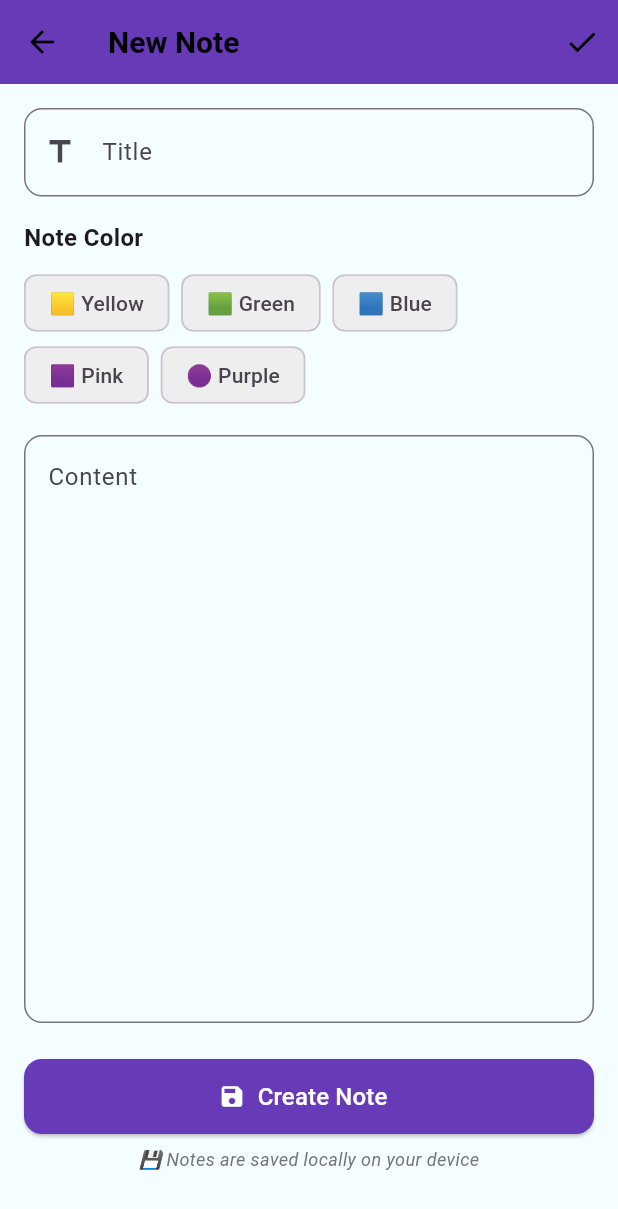
After one commit to Aqilah87/MyDiary_CSC660Indv, a Flutter app: the NotesPage screen opened directly, after a tap on the "search" icon, after a tap on the "add" icon, on a phone screen of 412 x 824 dp. The commit adds this screen. Shown: the top 1209 px of the screen. Run offline on Flutter 3.47's test engine with Material 3 defaults, Android fonts, the phone set to English and light mode, and no system bars; our stand-ins replace connectivity_plus, hive, hive_flutter, image_picker, local_auth, permission_handler and 2 more; accounts and stored records are empty.

Commit message:
add note feature

```diff
--- a/lib/main.dart
+++ b/lib/main.dart
@@ -6,6 +6,8 @@ import 'lock_screen.dart';
 import 'pages/home_page.dart';
 import 'pages/onboard_page.dart';
 import 'models/diary_entry.dart';
+import 'models/note.dart';
+import 'services/note_service.dart';
 
 final ValueNotifier<ThemeMode> themeNotifier = ValueNotifier(ThemeMode.light);
 
@@ -15,6 +17,8 @@ void main() async {
   await Hive.initFlutter();
   Hive.registerAdapter(DiaryEntryAdapter());
   await Hive.openBox<DiaryEntry>('diary');
+  Hive.registerAdapter(NoteAdapter());
+  await NoteService.init();
 
   final prefs = await SharedPreferences.getInstance();
   final isDark = prefs.getBool('is_dark_mode') ?? false;
--- /dev/null
+++ b/lib/models/note.dart
@@ -0,0 +1,52 @@
+import 'package:hive/hive.dart';
+
+part 'note.g.dart';
+
+@HiveType(typeId: 2) // DiaryEntry is typeId: 1
+class Note extends HiveObject {
+  @HiveField(0)
+  late String id;
+
+  @HiveField(1)
+  late String title;
+
+  @HiveField(2)
+  late String content;
+
+  @HiveField(3)
+  late DateTime createdDate;
+
+  @HiveField(4)
+  late DateTime lastModifiedDate;
+
+  @HiveField(5)
+  String? color; // Optional: for colored notes
+
+  Note({
+    required this.id,
+    required this.title,
+    required this.content,
+    required this.createdDate,
+    required this.lastModifiedDate,
+    this.color,
+  });
+
+  // Create a copy with updated fields
+  Note copyWith({
+    String? id,
+    String? title,
+    String? content,
+    DateTime? createdDate,
+    DateTime? lastModifiedDate,
+    String? color,
+  }) {
+    return Note(
+      id: id ?? this.id,
+      title: title ?? this.title,
+      content: content ?? this.content,
+      createdDate: createdDate ?? this.createdDate,
+      lastModifiedDate: lastModifiedDate ?? this.lastModifiedDate,
+      color: color ?? this.color,
+    );
+  }
+}
--- /dev/null
+++ b/lib/pages/note_form_page.dart
@@ -0,0 +1,261 @@
+import 'package:flutter/material.dart';
+import '../models/note.dart';
+import '../services/note_service.dart';
+
+class NoteFormPage extends StatefulWidget {
+  final Note? note;
+
+  NoteFormPage({this.note});
+
+  @override
+  _NoteFormPageState createState() => _NoteFormPageState();
+}
+
+class _NoteFormPageState extends State<NoteFormPage> {
+  final _titleController = TextEditingController();
+  final _contentController = TextEditingController();
+  String? _selectedColor;
+
+  final List<Map<String, dynamic>> _colors = [
+    {'name': 'yellow', 'color': Colors.yellow.shade100, 'label': '🟨 Yellow'},
+    {'name': 'green', 'color': Colors.green.shade100, 'label': '🟩 Green'},
+    {'name': 'blue', 'color': Colors.blue.shade100, 'label': '🟦 Blue'},
+    {'name': 'pink', 'color': Colors.pink.shade100, 'label': '🟪 Pink'},
+    {'name': 'purple', 'color': Colors.purple.shade100, 'label': '🟣 Purple'},
+  ];
+
+  @override
+  void initState() {
+    super.initState();
+    if (widget.note != null) {
+      _titleController.text = widget.note!.title;
+      _contentController.text = widget.note!.content;
+      _selectedColor = widget.note!.color;
+    }
+  }
+
+  Future<void> _saveNote() async {
+    final title = _titleController.text.trim();
+    final content = _contentController.text.trim();
+
+    if (title.isEmpty) {
+      ScaffoldMessenger.of(context).showSnackBar(
+        SnackBar(
+          content: Text('Please enter a title'),
+          backgroundColor: Colors.orange,
+        ),
+      );
+      return;
+    }
+
+    if (content.isEmpty) {
+      ScaffoldMessenger.of(context).showSnackBar(
+        SnackBar(
+          content: Text('Please enter some content'),
+          backgroundColor: Colors.orange,
+        ),
+      );
+      return;
+    }
+
+    if (widget.note == null) {
+      // Create new note
+      final newNote = Note(
+        id: DateTime.now().millisecondsSinceEpoch.toString(),
+        title: title,
+        content: content,
+        createdDate: DateTime.now(),
+        lastModifiedDate: DateTime.now(),
+        color: _selectedColor,
+      );
+      await NoteService.addNote(newNote);
+
+      ScaffoldMessenger.of(context).showSnackBar(
+        SnackBar(
+          content: Text('✅ Note created!'),
+          backgroundColor: Colors.green,
+        ),
+      );
+    } else {
+      // Update existing note
+      final updatedNote = widget.note!.copyWith(
+        title: title,
+        content: content,
+        color: _selectedColor,
+        lastModifiedDate: DateTime.now(),
+      );
+      await NoteService.updateNote(updatedNote);
+
+      ScaffoldMessenger.of(context).showSnackBar(
+        SnackBar(
+          content: Text('✅ Note updated!'),
+          backgroundColor: Colors.green,
+        ),
+      );
+    }
+
+    Navigator.pop(context, true);
+  }
+
+  Future<bool> _onWillPop() async {
+    final title = _titleController.text.trim();
+    final content = _contentController.text.trim();
+
+    if (title.isNotEmpty || content.isNotEmpty) {
+      final leave = await showDialog<bool>(
+        context: context,
+        builder: (_) => AlertDialog(
+          title: Text('Discard Changes?'),
+          content: Text('You have unsaved changes. Do you want to leave without saving?'),
+          actions: [
+            TextButton(
+              child: Text('Stay'),
+              onPressed: () => Navigator.pop(context, false),
+            ),
+            ElevatedButton(
+              child: Text('Discard'),
+              onPressed: () => Navigator.pop(context, true),
+              style: ElevatedButton.styleFrom(
+                backgroundColor: Colors.red,
+              ),
+            ),
+          ],
+        ),
+      );
+      return leave ?? false;
+    }
+    return true;
+  }
+
+  @override
+  void dispose() {
+    _titleController.dispose();
+    _contentController.dispose();
+    super.dispose();
+  }
+
+  @override
+  Widget build(BuildContext context) {
+    return WillPopScope(
+      onWillPop: _onWillPop,
+      child: Scaffold(
+        appBar: AppBar(
+          title: Text(widget.note == null ? 'New Note' : 'Edit Note'),
+          backgroundColor: Colors.deepPurple,
+          actions: [
+            IconButton(
+              icon: Icon(Icons.check),
+              onPressed: _saveNote,
+              tooltip: 'Save',
+            ),
+          ],
+        ),
+        body: SingleChildScrollView(
+          padding: EdgeInsets.all(16),
+          child: Column(
+            crossAxisAlignment: CrossAxisAlignment.start,
+            children: [
+              // Title field
+              TextField(
+                controller: _titleController,
+                decoration: InputDecoration(
+                  labelText: 'Title',
+                  hintText: 'Enter note title',
+                  border: OutlineInputBorder(
+                    borderRadius: BorderRadius.circular(12),
+                  ),
+                  prefixIcon: Icon(Icons.title),
+                ),
+                style: TextStyle(
+                  fontSize: 18,
+                  fontWeight: FontWeight.bold,
+                ),
+              ),
+
+              SizedBox(height: 16),
+
+              // Color selector
+              Text(
+                'Note Color',
+                style: TextStyle(
+                  fontSize: 16,
+                  fontWeight: FontWeight.bold,
+                ),
+              ),
+              SizedBox(height: 8),
+              Wrap(
+                spacing: 8,
+                children: _colors.map((colorData) {
+                  final isSelected = colorData['name'] == _selectedColor;
+                  return ChoiceChip(
+                    label: Text(colorData['label']),
+                    selected: isSelected,
+                    onSelected: (selected) {
+                      setState(() {
+                        _selectedColor = selected ? colorData['name'] : null;
+                      });
+                    },
+                    selectedColor: colorData['color'],
+                    backgroundColor: Colors.grey.shade200,
+                  );
+                }).toList(),
+              ),
+
+              SizedBox(height: 16),
+
+              // Content field
+              TextField(
+                controller: _contentController,
+                maxLines: 15,
+                decoration: InputDecoration(
+                  labelText: 'Content',
+                  hintText: 'Write your note here...',
+                  border: OutlineInputBorder(
+                    borderRadius: BorderRadius.circular(12),
+                  ),
+                  alignLabelWithHint: true,
+                ),
+              ),
+
+              SizedBox(height: 24),
+
+              // Save button
+              SizedBox(
+                width: double.infinity,
+                height: 50,
+                child: ElevatedButton.icon(
+                  icon: Icon(Icons.save),
+                  label: Text(
+                    widget.note == null ? 'Create Note' : 'Update Note',
+                    style: TextStyle(fontSize: 16),
+                  ),
+                  onPressed: _saveNote,
+                  style: ElevatedButton.styleFrom(
+                    backgroundColor: Colors.deepPurple,
+                    shape: RoundedRectangleBorder(
+                      borderRadius: BorderRadius.circular(12),
+                    ),
+                  ),
+                ),
+              ),
+
+              SizedBox(height: 8),
+
+              // Info text
+              Center(
+                child: Text(
+                  '💾 Notes are saved locally on your device',
+                  style: TextStyle(
+                    fontSize: 12,
+                    color: Colors.grey.shade600,
+                    fontStyle: FontStyle.italic,
+                  ),
+                ),
+              ),
+            ],
+          ),
+        ),
+      ),
+    );
+  }
+}
--- /dev/null
+++ b/lib/pages/notes_page.dart
@@ -0,0 +1,287 @@
+import 'package:flutter/material.dart';
+import '../models/note.dart';
+import '../services/note_service.dart';
+import 'note_form_page.dart';
+
+class NotesPage extends StatefulWidget {
+  @override
+  _NotesPageState createState() => _NotesPageState();
+}
+
+class _NotesPageState extends State<NotesPage> {
+  List<Note> _notes = [];
+  List<Note> _filteredNotes = [];
+  final _searchController = TextEditingController();
+  bool _isSearching = false;
+
+  @override
+  void initState() {
+    super.initState();
+    _loadNotes();
+  }
+
+  void _loadNotes() {
+    setState(() {
+      _notes = NoteService.getNotesSortedByDate();
+      _filteredNotes = _notes;
+    });
+  }
+
+  void _searchNotes(String query) {
+    setState(() {
+      if (query.isEmpty) {
+        _filteredNotes = _notes;
+      } else {
+        _filteredNotes = NoteService.searchNotes(query);
+      }
+    });
+  }
+
+  void _addNote() async {
+    final result = await Navigator.push(
+      context,
+      MaterialPageRoute(builder: (_) => NoteFormPage()),
+    );
+
+    if (result == true) {
+      _loadNotes();
+    }
+  }
+
+  void _editNote(Note note) async {
+    final result = await Navigator.push(
+      context,
+      MaterialPageRoute(
+        builder: (_) => NoteFormPage(note: note),
+      ),
+    );
+
+    if (result == true) {
+      _loadNotes();
+    }
+  }
+
+  void _deleteNote(Note note) async {
+    final confirm = await showDialog<bool>(
+      context: context,
+      builder: (_) => AlertDialog(
+        title: Text('Delete Note?'),
+        content: Text('Are you sure you want to delete "${note.title}"?'),
+        actions: [
+          TextButton(
+            child: Text('Cancel'),
+            onPressed: () => Navigator.pop(context, false),
+          ),
+          ElevatedButton(
+            child: Text('Delete'),
+            onPressed: () => Navigator.pop(context, true),
+            style: ElevatedButton.styleFrom(
+              backgroundColor: Colors.red,
+            ),
+          ),
+        ],
+      ),
+    );
+
+    if (confirm == true) {
+      await NoteService.deleteNote(note.id);
+      _loadNotes();
+
+      ScaffoldMessenger.of(context).showSnackBar(
+        SnackBar(
+          content: Text('Note deleted'),
+          backgroundColor: Colors.red,
+        ),
+      );
+    }
+  }
+
+  String _formatDate(DateTime date) {
+    final now = DateTime.now();
+    final today = DateTime(now.year, now.month, now.day);
+    final yesterday = today.subtract(Duration(days: 1));
+    final noteDate = DateTime(date.year, date.month, date.day);
+
+    if (noteDate == today) {
+      return 'Today, ${date.hour}:${date.minute.toString().padLeft(2, '0')}';
+    } else if (noteDate == yesterday) {
+      return 'Yesterday, ${date.hour}:${date.minute.toString().padLeft(2, '0')}';
+    } else {
+      return '${date.day}/${date.month}/${date.year}';
+    }
+  }
+
+  Color _getNoteColor(String? colorName) {
+    switch (colorName) {
+      case 'yellow':
+        return Colors.yellow.shade100;
+      case 'green':
+        return Colors.green.shade100;
+      case 'blue':
+        return Colors.blue.shade100;
+      case 'pink':
+        return Colors.pink.shade100;
+      case 'purple':
+        return Colors.purple.shade100;
+      default:
+        return Colors.amber.shade50;
+    }
+  }
+
+  @override
+  void dispose() {
+    _searchController.dispose();
+    super.dispose();
+  }
+
+  @override
+  Widget build(BuildContext context) {
+    return Scaffold(
+      appBar: AppBar(
+        title: _isSearching
+            ? TextField(
+                controller: _searchController,
+                autofocus: true,
+                decoration: InputDecoration(
+                  hintText: 'Search notes...',
+                  border: InputBorder.none,
+                  hintStyle: TextStyle(color: Colors.white70),
+                ),
+                style: TextStyle(color: Colors.white),
+                onChanged: _searchNotes,
+              )
+            : Text('Notes'),
+        backgroundColor: Colors.deepPurple,
+        actions: [
+          IconButton(
+            icon: Icon(_isSearching ? Icons.close : Icons.search),
+            onPressed: () {
+              setState(() {
+                _isSearching = !_isSearching;
+                if (!_isSearching) {
+                  _searchController.clear();
+                  _filteredNotes = _notes;
+                }
+              });
+            },
+          ),
+        ],
+      ),
+      body: _filteredNotes.isEmpty
+          ? Center(
+              child: Column(
+                mainAxisAlignment: MainAxisAlignment.center,
+                children: [
+                  Icon(
+                    Icons.note_add,
+                    size: 100,
+                    color: Colors.grey.shade300,
+                  ),
+                  SizedBox(height: 16),
+                  Text(
+                    _isSearching && _searchController.text.isNotEmpty
+                        ? 'No notes found'
+                        : 'No notes yet',
+                    style: TextStyle(
+                      fontSize: 20,
+                      color: Colors.grey.shade600,
+                    ),
+                  ),
+                  SizedBox(height: 8),
+                  if (!_isSearching)
+                    Text(
+                      'Tap + to create your first note',
+                      style: TextStyle(
+                        fontSize: 14,
+                        color: Colors.grey.shade500,
+                      ),
+                    ),
+                ],
+              ),
+            )
+          : ListView.builder(
+              padding: EdgeInsets.all(16),
+              itemCount: _filteredNotes.length,
+              itemBuilder: (context, index) {
+                final note = _filteredNotes[index];
+                return Card(
+                  margin: EdgeInsets.only(bottom: 12),
+                  elevation: 2,
+                  color: _getNoteColor(note.color),
+                  shape: RoundedRectangleBorder(
+                    borderRadius: BorderRadius.circular(12),
+                  ),
+                  child: InkWell(
+                    onTap: () => _editNote(note),
+                    borderRadius: BorderRadius.circular(12),
+                    child: Padding(
+                      padding: EdgeInsets.all(16),
+                      child: Column(
+                        crossAxisAlignment: CrossAxisAlignment.start,
+                        children: [
+                          Row(
+                            mainAxisAlignment: MainAxisAlignment.spaceBetween,
+                            children: [
+                              Expanded(
+                                child: Text(
+                                  note.title,
+                                  style: TextStyle(
+                                    fontSize: 18,
+                                    fontWeight: FontWeight.bold,
+                                    color: Colors.black87,
+                                  ),
+                                  maxLines: 1,
+                                  overflow: TextOverflow.ellipsis,
+                                ),
+                              ),
+                              IconButton(
+                                icon: Icon(Icons.delete, color: Colors.red),
+                                onPressed: () => _deleteNote(note),
+                                tooltip: 'Delete',
+                              ),
+                            ],
+                          ),
+                          SizedBox(height: 8),
+                          Text(
+                            note.content,
+                            style: TextStyle(
+                              fontSize: 14,
+                              color: Colors.grey.shade800,
+                            ),
+                            maxLines: 3,
+                            overflow: TextOverflow.ellipsis,
+                          ),
+                          SizedBox(height: 12),
+                          Row(
+                            children: [
+                              Icon(
+                                Icons.access_time,
+                                size: 14,
+                                color: Colors.grey.shade600,
+                              ),
+                              SizedBox(width: 4),
+                              Text(
+                                _formatDate(note.lastModifiedDate),
+                                style: TextStyle(
+                                  fontSize: 12,
+                                  color: Colors.grey.shade600,
+                                ),
+                              ),
+                            ],
+                          ),
+                        ],
+                      ),
+                    ),
+                  ),
+                );
+              },
+            ),
+      floatingActionButton: FloatingActionButton(
+        onPressed: _addNote,
+        backgroundColor: Colors.deepPurple,
+        child: Icon(Icons.add),
+        tooltip: 'Add Note',
+      ),
+    );
+  }
+}
--- /dev/null
+++ b/lib/services/note_service.dart
@@ -0,0 +1,80 @@
+import 'package:hive/hive.dart';
+import '../models/note.dart';
+
+class NoteService {
+  static const String _boxName = 'notes';
+
+  // Get notes box
+  static Box<Note> _getBox() {
+    return Hive.box<Note>(_boxName);
+  }
+
+  // Initialize notes box
+  static Future<void> init() async {
+    if (!Hive.isBoxOpen(_boxName)) {
+      await Hive.openBox<Note>(_boxName);
+    }
+  }
+
+  // Add new note
+  static Future<void> addNote(Note note) async {
+    final box = _getBox();
+    await box.put(note.id, note);
+  }
+
+  // Update existing note
+  static Future<void> updateNote(Note note) async {
+    note.lastModifiedDate = DateTime.now();
+    final box = _getBox();
+    await box.put(note.id, note);
+  }
+
+  // Delete note
+  static Future<void> deleteNote(String id) async {
+    final box = _getBox();
+    await box.delete(id);
+  }
+
+  // Get all notes
+  static List<Note> getAllNotes() {
+    final box = _getBox();
+    return box.values.toList();
+  }
+
+  // Get note by ID
+  static Note? getNoteById(String id) {
+    final box = _getBox();
+    return box.get(id);
+  }
+
+  // Get notes sorted by last modified (newest first)
+  static List<Note> getNotesSortedByDate() {
+    final notes = getAllNotes();
+    notes.sort((a, b) => b.lastModifiedDate.compareTo(a.lastModifiedDate));
+    return notes;
+  }
+
+  // Search notes by title or content
+  static List<Note> searchNotes(String query) {
+    if (query.isEmpty) return getAllNotes();
+
+    final notes = getAllNotes();
+    return notes.where((note) {
+      final titleLower = note.title.toLowerCase();
+      final contentLower = note.content.toLowerCase();
+      final queryLower = query.toLowerCase();
+      return titleLower.contains(queryLower) || contentLower.contains(queryLower);
+    }).toList();
+  }
+
+  // Get note count
+  static int getNotesCount() {
+    return _getBox().length;
+  }
+
+  // Clear all notes (be careful with this!)
+  static Future<void> clearAllNotes() async {
+    final box = _getBox();
+    await box.clear();
+  }
+}
```
Also changed, not shown: lib/pages/home_page.dart (+29 -1 lines), lib/models/diary_entry.g.dart, lib/models/note.g.dart (added).
